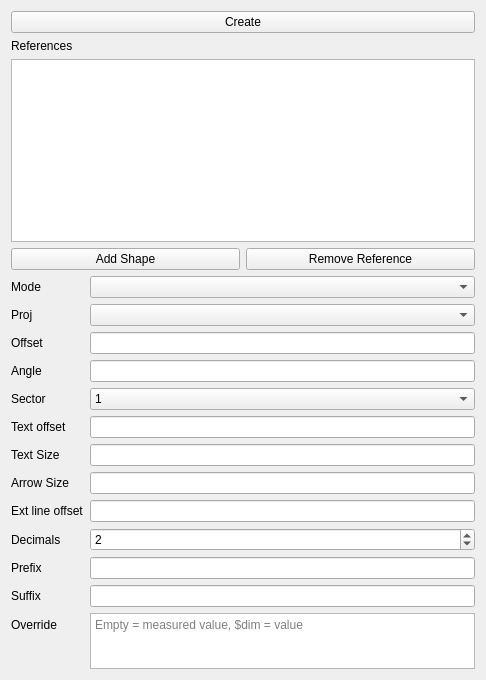
First picture: the form in freecad/dimensioning_workbench/resources/ui/dimension.ui, repository j-wiedemann/freecad-dimensioning-workbench, before the edit.
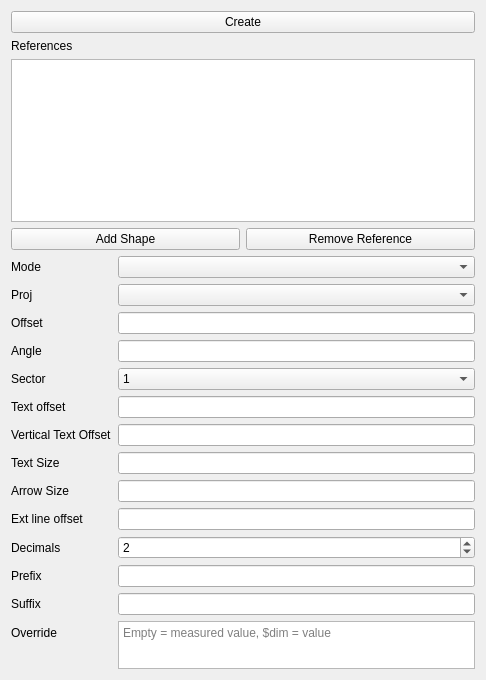
Second picture: the form after the edit. Custom widgets are drawn as their Qt base class.

Commit message: add vertical text offset

Patch:
```diff
--- a/freecad/dimensioning_workbench/resources/ui/dimension.ui
+++ b/freecad/dimensioning_workbench/resources/ui/dimension.ui
@@ -87,6 +87,20 @@
      <item row="5" column="1">
       <widget class="Gui::InputField" name="text_offset"/>
      </item>
+      <item row="6" column="0">
+       <widget class="QLabel" name="label_15">
+        <property name="text">
+         <string>Vertical Text Offset</string>
+        </property>
+       </widget>
+      </item>
+      <item row="6" column="1">
+       <widget class="Gui::InputField" name="vertical_text_offset">
+        <property name="toolTip">
+         <string>Vertical offset of the text from the dimension line. When the text does not overlap the line anymore, the line is drawn continuous.</string>
+        </property>
+       </widget>
+      </item>
      <item row="4" column="0">
       <widget class="QLabel" name="label_6">
        <property name="text">
@@ -148,44 +162,44 @@
      <item row="2" column="1">
       <widget class="Gui::InputField" name="offset"/>
      </item>
-     <item row="6" column="0">
+      <item row="7" column="0">
       <widget class="QLabel" name="label_8">
        <property name="text">
         <string>Text Size</string>
        </property>
       </widget>
      </item>
-     <item row="7" column="0">
+      <item row="8" column="0">
       <widget class="QLabel" name="label_9">
        <property name="text">
         <string>Arrow Size</string>
        </property>
       </widget>
      </item>
-     <item row="6" column="1">
-      <widget class="Gui::InputField" name="text_size"/>
-     </item>
      <item row="7" column="1">
+       <widget class="Gui::InputField" name="text_size"/>
+      </item>
+      <item row="8" column="1">
       <widget class="Gui::InputField" name="arrow_size"/>
      </item>
-     <item row="8" column="0">
+      <item row="9" column="0">
       <widget class="QLabel" name="label_10">
        <property name="text">
         <string>Ext line offset</string>
        </property>
       </widget>
      </item>
-     <item row="8" column="1">
+      <item row="9" column="1">
       <widget class="Gui::InputField" name="ext_line_offset"/>
      </item>
-     <item row="9" column="0">
+      <item row="10" column="0">
       <widget class="QLabel" name="label_11">
        <property name="text">
         <string>Decimals</string>
        </property>
       </widget>
      </item>
-     <item row="9" column="1">
+      <item row="10" column="1">
       <widget class="QSpinBox" name="decimals">
        <property name="toolTip">
         <string>Number of decimals shown in the dimension value (0 = integer).</string>
@@ -201,42 +215,42 @@
        </property>
       </widget>
      </item>
-     <item row="10" column="0">
+      <item row="11" column="0">
       <widget class="QLabel" name="label_12">
        <property name="text">
         <string>Prefix</string>
        </property>
       </widget>
      </item>
-     <item row="10" column="1">
+      <item row="11" column="1">
       <widget class="QLineEdit" name="prefix">
        <property name="toolTip">
         <string>Text prepended before the automatic symbol and value.</string>
        </property>
       </widget>
      </item>
-     <item row="11" column="0">
+      <item row="12" column="0">
       <widget class="QLabel" name="label_13">
        <property name="text">
         <string>Suffix</string>
        </property>
       </widget>
      </item>
-     <item row="11" column="1">
+      <item row="12" column="1">
       <widget class="QLineEdit" name="suffix">
        <property name="toolTip">
         <string>Text appended after the value.</string>
        </property>
       </widget>
      </item>
-     <item row="12" column="0">
+      <item row="13" column="0">
       <widget class="QLabel" name="label_14">
        <property name="text">
         <string>Override</string>
        </property>
       </widget>
      </item>
-     <item row="12" column="1">
+      <item row="13" column="1">
       <widget class="QPlainTextEdit" name="override">
        <property name="minimumSize">
         <size>
```
Lines whose indentation alone changed are shown as unchanged. The commit also changes 2 other files.
